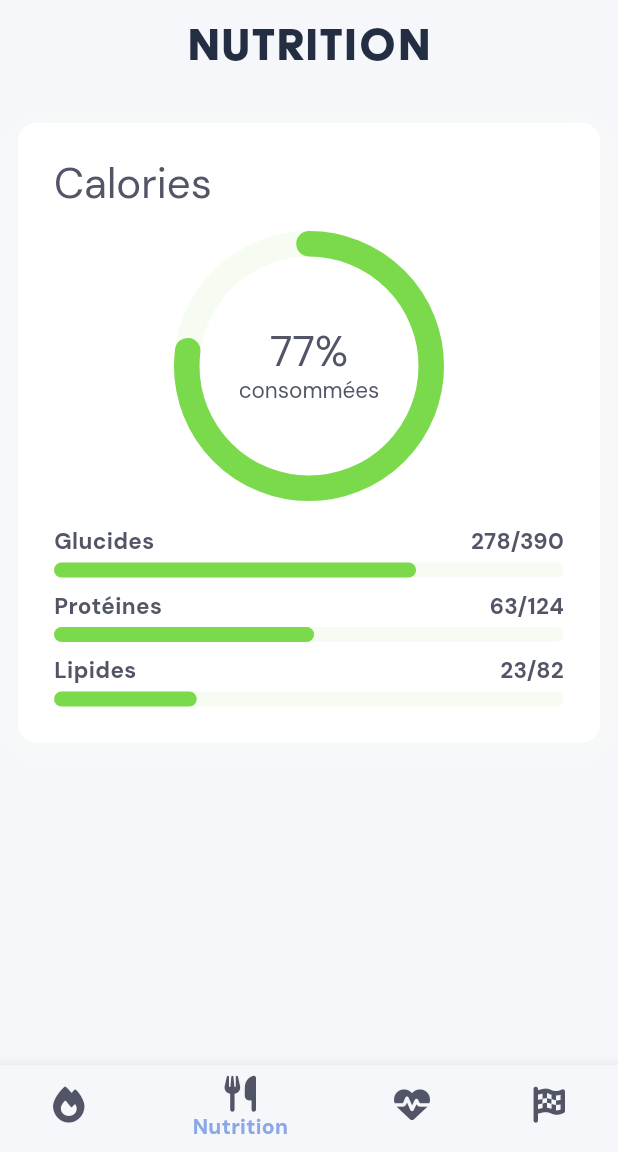
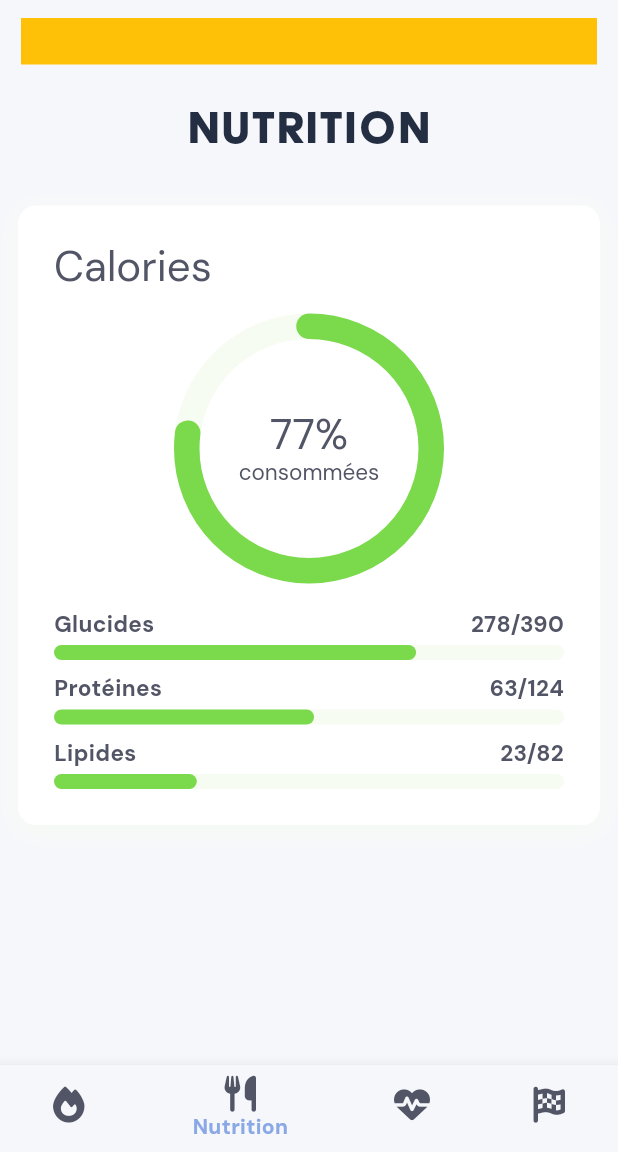
Before and after one commit to sofian-bali/Improve-U, a Flutter app: the screen it shows after launch, item 2 of the bottom bar chosen, on a phone screen of 412 x 824 dp, the part 84-1236 px from its top. Run offline on Flutter 3.47's test engine with Material 3 defaults, Android fonts, the phone set to English and light mode, and no system bars; drawn by our look-alikes of percent_indicator; our stand-ins replace flutter_svg, font_awesome_flutter.

Commit message:
✨ Start creating navigation | 15/05

```diff
--- a/frontend/improve_u/lib/ui/views/nutrition_view.dart
+++ b/frontend/improve_u/lib/ui/views/nutrition_view.dart
@@ -1,4 +1,5 @@
 import 'package:flutter/material.dart';
+import 'package:improve_u/ui/widgets/custom_navigation.dart';
 import 'package:improve_u/ui/widgets/nutrition/nutrition_progress_card.dart';
 
 class NutritionView extends StatelessWidget {
@@ -6,7 +7,12 @@ class NutritionView extends StatelessWidget {
 
   @override
   Widget build(BuildContext context) {
-    return Padding(
+    return Column(
+      children: [
+        /// Navigation
+        const CustomNavigation(),
+
+        Padding(
           padding: const EdgeInsets.all(12.0),
           child: Column(
             children: <Widget>[
@@ -16,10 +22,8 @@ class NutritionView extends StatelessWidget {
                 children: <Widget>[
                   Text(
                     'Nutrition',
-                style: Theme.of(context)
-                    .textTheme
-                    .displayLarge
-                    ?.copyWith(color: Theme.of(context).colorScheme.onPrimary),
+                    style: Theme.of(context).textTheme.displayLarge?.copyWith(
+                        color: Theme.of(context).colorScheme.onPrimary),
                   ),
                 ],
               ),
@@ -33,6 +37,8 @@ class NutritionView extends StatelessWidget {
               const NutritionProgressCard(),
             ],
           ),
+        ),
+      ],
     );
   }
 }
--- /dev/null
+++ b/frontend/improve_u/lib/ui/widgets/custom_navigation.dart
@@ -0,0 +1,24 @@
+import 'package:flutter/material.dart';
+
+class CustomNavigation extends StatelessWidget {
+  const CustomNavigation({super.key});
+
+  @override
+  Widget build(BuildContext context) {
+    return SizedBox(
+      height: 55,
+      width: double.infinity,
+      child: Padding(
+        padding: const EdgeInsets.symmetric(
+          vertical: 12,
+          horizontal: 14,
+        ),
+        child: Expanded(
+          child: Container(
+            color: Colors.amber,
+          ),
+        ),
+      ),
+    );
+  }
+}
```
Lines whose indentation alone changed are shown as unchanged.
